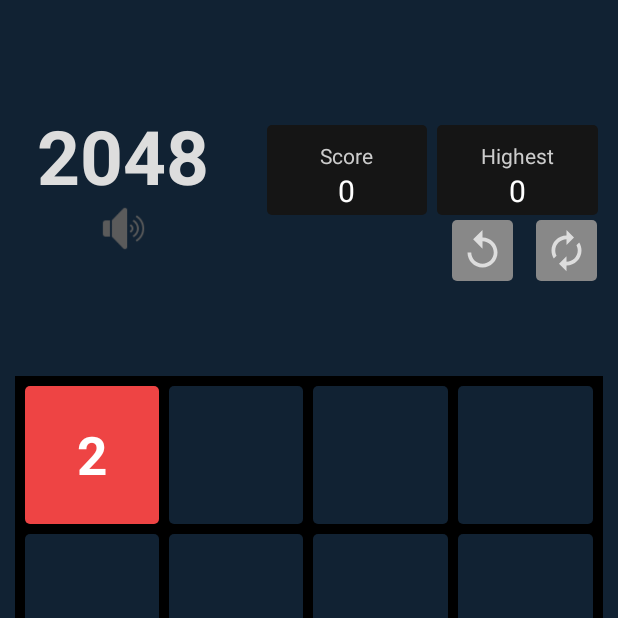
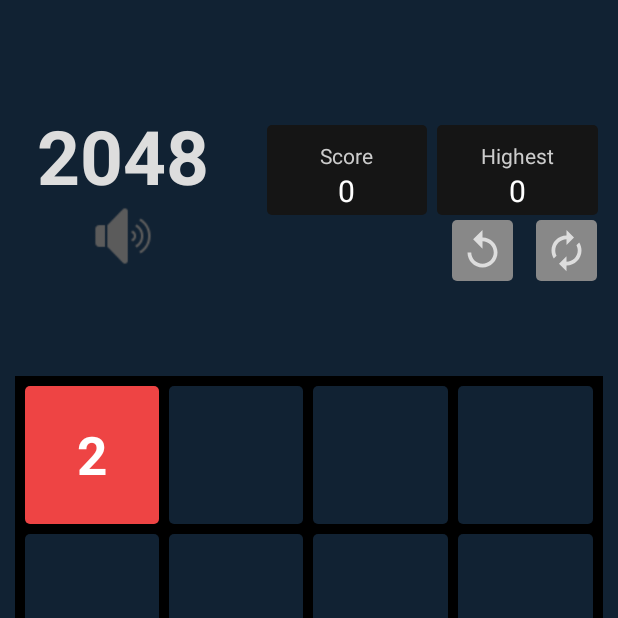
Before and after one commit to phamminhquoccodinggithub/MobileProgramming, an Android app: the screen it shows after launch (play2048), after a tap on "CONTINUE", on a phone screen of 412 x 824 dp, the top half of it. Run offline under Robolectric (Android 15) with nearby library versions, the phone set to English and light mode, and no system bars.

Commit message:
add song

```diff
--- a/app/src/main/AndroidManifest.xml
+++ b/app/src/main/AndroidManifest.xml
@@ -19,6 +19,7 @@
                 <category android:name="android.intent.category.LAUNCHER" />
             </intent-filter>
         </activity>
+        <service android:name=".MyService"/>
     </application>
 
 </manifest>
--- a/app/src/main/java/com/example/game2048/CustomView.java
+++ b/app/src/main/java/com/example/game2048/CustomView.java
@@ -6,7 +6,11 @@ import android.graphics.Bitmap;
 import android.graphics.BitmapFactory;
 import android.graphics.Canvas;
 import android.graphics.Paint;
+import android.graphics.Picture;
+import android.util.AttributeSet;
 import android.view.View;
+
+import androidx.annotation.Nullable;
 
 import java.util.jar.Attributes;
 
@@ -14,17 +18,33 @@ public class CustomView extends View {
     private Paint paint;
     private Resources resources;
     private Bitmap bitmap;
+    //su dung khi add view luc runtime
     public CustomView(Context context){
         super(context);
-        init(context, null);
+        init(context, null, 0);
     }
-    private void init(Context context, Attributes attributes){
+    // su dung khi khai bao trong file xml
+    public CustomView(Context context, @Nullable AttributeSet attrs){
+        super(context, attrs);
+        init(context, attrs, 0);
+    }
+    // dung trong xml them style mac dinh
+    public CustomView(Context context, @Nullable AttributeSet attrs, int defStyleAttr){
+        super(context, attrs, defStyleAttr);
+        init(context, attrs, defStyleAttr);
+    }
+    //them tham so de truyen style thong qua resources
+    public CustomView(Context context, @Nullable AttributeSet attrs, int defStyleAttr, int defStyleRes){
+        super(context, attrs, defStyleAttr, defStyleRes);
+        init(context, attrs, defStyleAttr);
+    }
+    private void init(Context context, AttributeSet attrs, int defStyleAttr){
         paint = new Paint(Paint.ANTI_ALIAS_FLAG);
         resources = context.getResources();
-        bitmap = BitmapFactory.decodeResource(resources, R.drawable.box0);
+        bitmap = BitmapFactory.decodeResource(resources, R.drawable.resize);
     }
     protected void onDraw(Canvas canvas){
         super.onDraw(canvas);
-        canvas.drawBitmap(bitmap, 0, 0, paint);
+        canvas.drawBitmap(bitmap,0,0,paint);
     }
 }
--- a/app/src/main/java/com/example/game2048/Database.java
+++ b/app/src/main/java/com/example/game2048/Database.java
@@ -38,7 +38,7 @@ public class Database extends SQLiteOpenHelper {
     }
     public String getDiemcao2048(Context context)
     {
-        Cursor cursor = new Database(context).getData("SELECT *FROM Game2048");
+        Cursor cursor = new Database(context).getData("SELECT * FROM Game2048");
         cursor.move(1);
         return cursor.getString(5);
     }
@@ -50,7 +50,7 @@ public class Database extends SQLiteOpenHelper {
     }
     public String getDiemHT2048(Context context)
     {
-        Cursor cursor = new Database(context).getData("SELECT *FROM Game2048");
+        Cursor cursor = new Database(context).getData("SELECT * FROM Game2048");
         cursor.move(2);
         return cursor.getString(5);
     }
--- a/app/src/main/java/com/example/game2048/MainActivity.java
+++ b/app/src/main/java/com/example/game2048/MainActivity.java
@@ -13,7 +13,7 @@ import android.widget.Button;
 import android.widget.LinearLayout;
 
 
-public class MainActivity extends Activity {
+public class MainActivity extends Activity{
     private Button playgame, choitiep;
     @Override
     public boolean onKeyDown(int keyCode, KeyEvent event) {
@@ -55,7 +55,9 @@ public class MainActivity extends Activity {
             public void onClick(View v) {
                 Intent intent = new Intent(MainActivity.this, play2048.class);
                 intent.putExtra("playgame", 1);
+                startService(intent);
                 startActivity(intent);
+
             }
         });
         choitiep.setOnClickListener(new View.OnClickListener() {
@@ -63,7 +65,9 @@ public class MainActivity extends Activity {
             public void onClick(View v) {
                 Intent intent = new Intent(MainActivity.this, play2048.class);
                 intent.putExtra("playgame", 3);
+                startService(intent);
                 startActivity(intent);
+
             }
         });
     }
--- a/app/src/main/java/com/example/game2048/play2048.java
+++ b/app/src/main/java/com/example/game2048/play2048.java
@@ -1,8 +1,6 @@
 package com.example.game2048;
 
-import androidx.appcompat.app.AppCompatActivity;
 import android.app.*;
-import android.content.Context;
 import android.content.DialogInterface;
 import android.content.Intent;
 import android.content.res.Resources;
@@ -11,7 +9,6 @@ import android.graphics.Paint;
 import  android.view.*;
 import android.os.Bundle;
 import android.widget.Button;
-import android.widget.ImageButton;
 import android.widget.ImageView;
 import android.widget.LinearLayout;
 import android.widget.TextView;
@@ -56,6 +53,7 @@ public class play2048 extends Activity {
                         LuuQuatrinh();
                         Intent startMain = new Intent(play2048.this, MainActivity.class);
                         startMain.addCategory(Intent.CATEGORY_HOME);
+                        stopService(startMain);
                         startActivity(startMain);
                         finish();
                     }
@@ -85,7 +83,7 @@ public class play2048 extends Activity {
         }catch (Exception e){
             khoitao();
         }
-        final GestureDetector gestureDetector = new GestureDetector(this, new CuChiManHinh());
+        final GestureDetector gestureDetector = new GestureDetector(this, new Gesture());
         khungman.setOnTouchListener(new View.OnTouchListener() {
             @Override
             public boolean onTouch(View v, MotionEvent event) {
@@ -210,7 +208,7 @@ public class play2048 extends Activity {
 
         quaylai = (Button) findViewById(R.id.quaylai);
         reset = (Button)findViewById(R.id.reset);
-        soundmute = (Button) findViewById(R.id.mute);
+//        soundmute = (Button) findViewById(R.id.mute);
     }
     public void trove1buoc()
     {
@@ -336,7 +334,7 @@ public class play2048 extends Activity {
         return 0;
     }
 
-    class CuChiManHinh  extends GestureDetector.SimpleOnGestureListener {
+    class Gesture extends GestureDetector.SimpleOnGestureListener {
         @Override
         public boolean onFling(MotionEvent e1, MotionEvent e2, float velocityX, float velocityY) {
             boolean check = false;
--- a/app/src/main/res/layout/activity_play2048.xml
+++ b/app/src/main/res/layout/activity_play2048.xml
@@ -19,25 +19,26 @@
             android:layout_width="0dp"
             android:layout_weight="4"
             android:layout_height="match_parent">
+
             <TextView
                 android:id="@+id/appName"
-                android:layout_marginLeft="10dp"
                 android:layout_width="wrap_content"
                 android:layout_height="wrap_content"
                 android:layout_centerHorizontal="true"
+                android:layout_marginLeft="10dp"
                 android:text="2048"
+                android:textColor="#ddd"
                 android:textSize="50dp"
-                android:textStyle="bold"
-                android:textColor="#ddd"/>
+                android:textStyle="bold" />
+
 
             <Button
                 android:id="@+id/mute"
-                android:layout_width="30dp"
-                android:layout_height="30dp"
+                android:layout_width="40dp"
+                android:layout_height="40dp"
+                android:layout_below="@id/appName"
                 android:layout_centerInParent="true"
-                android:layout_below="@id/appName"
                 android:background="@drawable/sound2">
-
             </Button>
         </RelativeLayout>
         <LinearLayout
```
Also changed, not shown: app/src/main/res/layout/activity_main.xml (+5 -5 lines), 1 other file.
